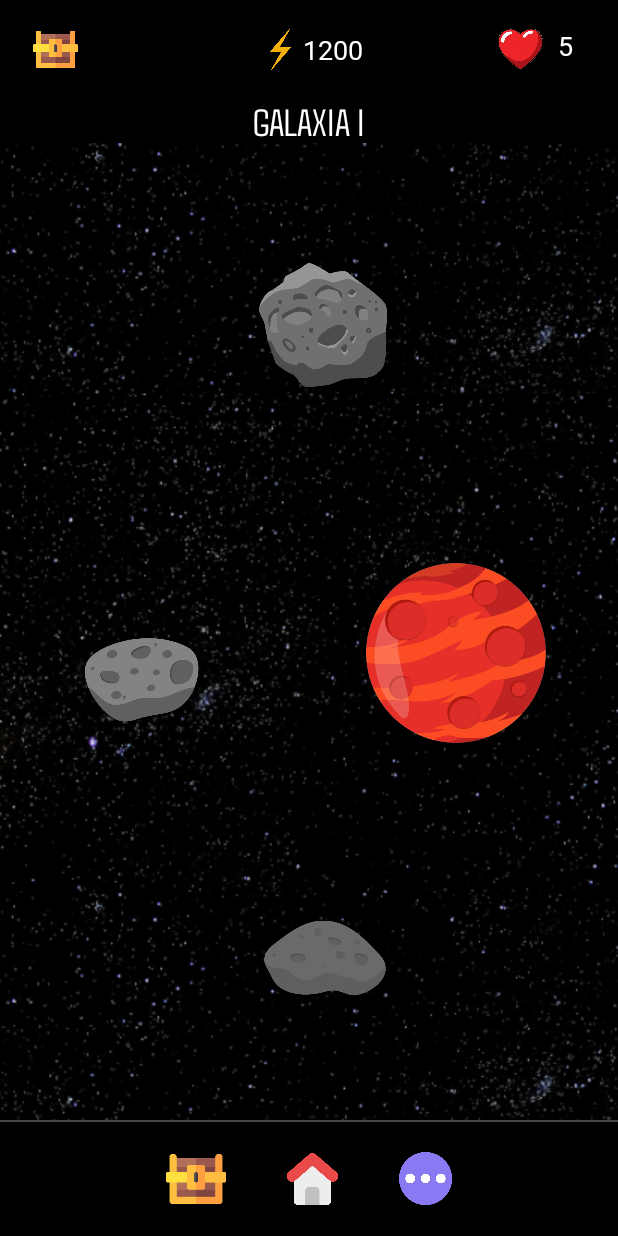
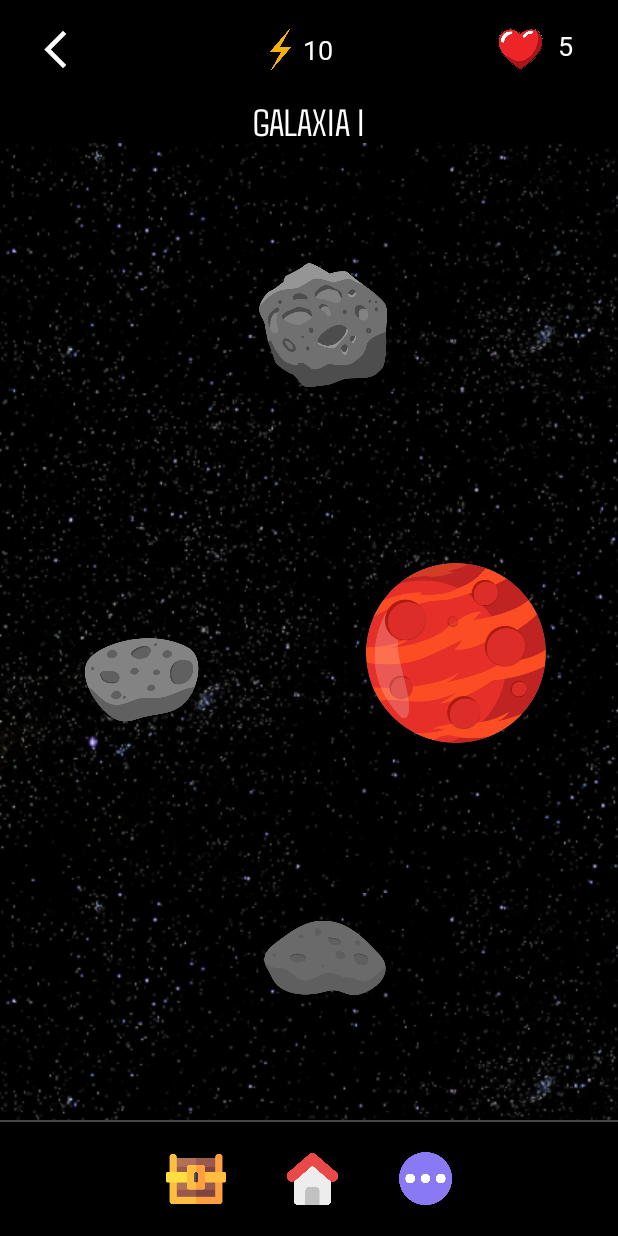
Before and after one commit to LiroSiza/RCS-Rocket-English, an Android app: the screen it shows after launch (GalaxiesActivity), on a phone screen of 412 x 824 dp. Run offline under Robolectric (Android 15) with nearby library versions, the phone set to English and light mode, and no system bars; Roboto replaces fonts that are not available here.

Commit message:
Control menu principal de cada galaxia funcionanado (Menu superior) con los iconos necesarios

```diff
--- a/app/src/main/java/com/rcs_rocket_english/GalaxiesActivity.java
+++ b/app/src/main/java/com/rcs_rocket_english/GalaxiesActivity.java
@@ -38,6 +38,9 @@ public class GalaxiesActivity extends AppCompatActivity implements NavBarMenu.On
         navBarMenu.setOnNavItemSelectedListener(this);
         navigationMenu.setOnNavItemSelectedListener(this);
 
+        //inicializar datos de lightning y hearts
+        navBarMenu.setTextLightning("5");
+        navBarMenu.setTextLightning("10");
 
         // Forzar modo oscuro
         AppCompatDelegate.setDefaultNightMode(AppCompatDelegate.MODE_NIGHT_YES);
--- a/app/src/main/java/com/rcs_rocket_english/MainActivity.java
+++ b/app/src/main/java/com/rcs_rocket_english/MainActivity.java
@@ -24,6 +24,10 @@ public class MainActivity extends AppCompatActivity
 
         navBarMenu = findViewById(R.id.navbarMenu);
         navBarMenu.cambiarImagenPerfil(1); // Cambia la imagen a btn_profile_estado_1
+
+        //inicializar datos de lightning y hearts
+        navBarMenu.setTextLightning("5");
+        navBarMenu.setTextLightning("10");
 
 
         // Inicializa los controles
--- a/app/src/main/java/com/rcs_rocket_english/controls/NavBarMenu.java
+++ b/app/src/main/java/com/rcs_rocket_english/controls/NavBarMenu.java
@@ -12,17 +12,18 @@ import androidx.annotation.Nullable;
 
 import com.rcs_rocket_english.R;
 
+import android.widget.TextView;
+
 public class NavBarMenu extends LinearLayout {
     ImageButton btnProfile;
     ImageView lightning, hearts;
+    TextView textlightning, textHearts;
     private OnNavItemSelectedListener listener;
 
-    // Interfaz para la comunicación entre el control y las actividades
     public interface OnNavItemSelectedListener {
         void onNavItemSelected(int itemId);
     }
 
-    // Método para registrar el listener
     public void setOnNavItemSelectedListener(OnNavItemSelectedListener listener) {
         this.listener = listener;
     }
@@ -54,6 +55,8 @@ public class NavBarMenu extends LinearLayout {
         btnProfile = findViewById(R.id.btnProfile);
         lightning = findViewById(R.id.lightning);
         hearts = findViewById(R.id.hearts);
+        textlightning = findViewById(R.id.textlightning);
+        textHearts = findViewById(R.id.textHearts);
 
         btnProfile.setBackgroundResource(R.drawable.btn_profile);
         lightning.setBackgroundResource(R.drawable.icon_lightning);
@@ -83,18 +86,35 @@ public class NavBarMenu extends LinearLayout {
         }
     };
 
-    // Método para cambiar la imagen del btnProfile dependiendo de la clase o estado
     public void cambiarImagenPerfil(int estado) {
         switch (estado) {
             case 1:
                 btnProfile.setBackgroundResource(R.drawable.btn_profile);
                 break;
             case 2:
-                btnProfile.setBackgroundResource(R.drawable.btn_challenge);
+                btnProfile.setBackgroundResource(R.drawable.btn_baseline_arrow_back_ios_new_24);
                 break;
             default:
-                btnProfile.setBackgroundResource(R.drawable.btn_profile); // Imagen por defecto
+                btnProfile.setBackgroundResource(R.drawable.btn_profile);
                 break;
         }
     }
+
+    // Métodos para manejar textlightning
+    public String getTextLightning() {
+        return textlightning.getText().toString();
+    }
+
+    public void setTextLightning(String text) {
+        textlightning.setText(text);
+    }
+
+    // Métodos para manejar textHearts
+    public String getTextHearts() {
+        return textHearts.getText().toString();
+    }
+
+    public void setTextHearts(String text) {
+        textHearts.setText(text);
+    }
 }
--- /dev/null
+++ b/app/src/main/res/drawable/btn_baseline_arrow_back_ios_new_24.xml
@@ -0,0 +1,11 @@
+<vector xmlns:android="http://schemas.android.com/apk/res/android"
+    android:height="24dp"
+    android:width="24dp"
+    android:viewportHeight="24"
+    android:viewportWidth="24"
+    android:tint="#FFFFFF">
+
+    <path
+        android:fillColor="#FFFFFF"
+        android:pathData="M17.77,3.77l-1.77,-1.77l-10,10l10,10l1.77,-1.77l-8.23,-8.23z"/>
+</vector>
--- a/app/src/main/res/layout/navbar_menu.xml
+++ b/app/src/main/res/layout/navbar_menu.xml
@@ -35,7 +35,7 @@
                 android:textSize="18sp"
                 android:fontFamily="@font/patrickhand_regular"
                 android:layout_height="wrap_content"
-                android:text="1200"
+                android:text="0"
                 android:textColor="@color/white"/>
         </LinearLayout>
         <LinearLayout
```
